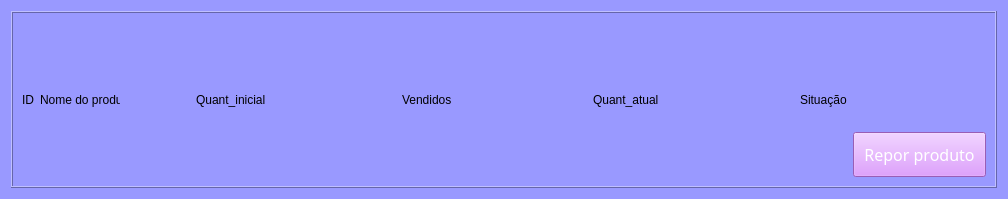
Qt form view/card_estoque.ui (Michel3-01/Sistema_Loja_de_Roupas) before a commit.
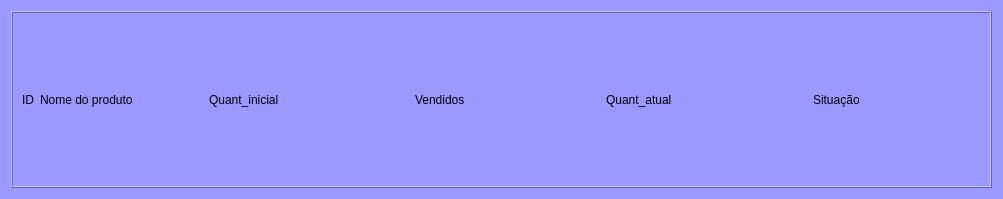
The same form after that commit.

Commit message: Alterações

Patch:
```diff
--- a/view/card_estoque.ui
+++ b/view/card_estoque.ui
@@ -6,7 +6,7 @@
    <rect>
     <x>0</x>
     <y>0</y>
-    <width>859</width>
+    <width>1003</width>
     <height>199</height>
    </rect>
   </property>
@@ -183,40 +183,7 @@
            </spacer>
           </item>
           <item>
-           <layout class="QHBoxLayout" name="horizontalLayout_6">
-            <item>
-             <spacer name="horizontalSpacer">
-              <property name="orientation">
-               <enum>Qt::Horizontal</enum>
-              </property>
-              <property name="sizeHint" stdset="0">
-               <size>
-                <width>40</width>
-                <height>20</height>
-               </size>
-              </property>
-             </spacer>
-            </item>
-            <item>
-             <widget class="QPushButton" name="excluir_btn">
-              <property name="font">
-               <font>
-                <family>Impact</family>
-                <pointsize>12</pointsize>
-               </font>
-              </property>
-              <property name="styleSheet">
-               <string notr="true">background-color: rgb(214, 131, 255);
-color: rgb(255, 255, 255);
-padding: 10px;
-</string>
-              </property>
-              <property name="text">
-               <string>Repor produto</string>
-              </property>
-             </widget>
-            </item>
-           </layout>
+           <layout class="QHBoxLayout" name="horizontalLayout_6"/>
           </item>
          </layout>
         </item>
```
